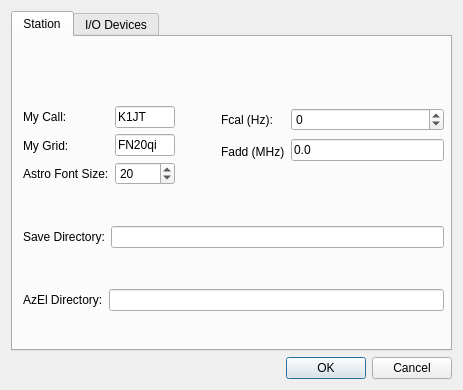
Old version of the form qmap/devsetup.ui in the repository uaro-radio/wsjtx.
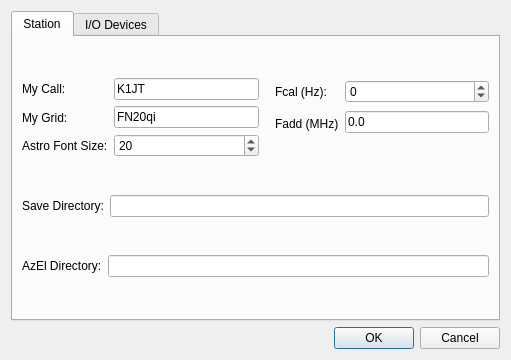
New version of the form.

Commit message: Fix sizing of the Qmap Settings window.

Patch:
```diff
--- a/qmap/devsetup.ui
+++ b/qmap/devsetup.ui
@@ -6,8 +6,8 @@
    <rect>
     <x>0</x>
     <y>0</y>
-    <width>463</width>
-    <height>390</height>
+    <width>511</width>
+    <height>360</height>
    </rect>
   </property>
   <property name="windowTitle">
@@ -23,15 +23,8 @@
       <attribute name="title">
        <string>Station</string>
       </attribute>
-      <widget class="QWidget" name="layoutWidget">
-       <property name="geometry">
-        <rect>
-         <x>10</x>
-         <y>34</y>
-         <width>421</width>
-         <height>275</height>
-        </rect>
-       </property>
+      <layout class="QHBoxLayout" name="horizontalLayout">
+       <item>
        <layout class="QVBoxLayout" name="verticalLayout_6">
         <item>
          <layout class="QHBoxLayout" name="horizontalLayout_2">
@@ -78,7 +71,7 @@
              <widget class="QLineEdit" name="myCallEntry">
               <property name="maximumSize">
                <size>
-                <width>60</width>
+                 <width>16777215</width>
                 <height>16777215</height>
                </size>
               </property>
@@ -91,7 +84,7 @@
              <widget class="QLineEdit" name="myGridEntry">
               <property name="maximumSize">
                <size>
-                <width>60</width>
+                 <width>16777215</width>
                 <height>16777215</height>
                </size>
               </property>
@@ -125,7 +118,7 @@
             </property>
             <property name="sizeHint" stdset="0">
              <size>
-              <width>40</width>
+               <width>10</width>
               <height>20</height>
              </size>
             </property>
@@ -265,7 +258,8 @@
          </layout>
         </item>
        </layout>
-      </widget>
+       </item>
+      </layout>
      </widget>
      <widget class="QWidget" name="tab_2">
       <property name="enabled">
```
Lines whose indentation alone changed are shown as unchanged.
